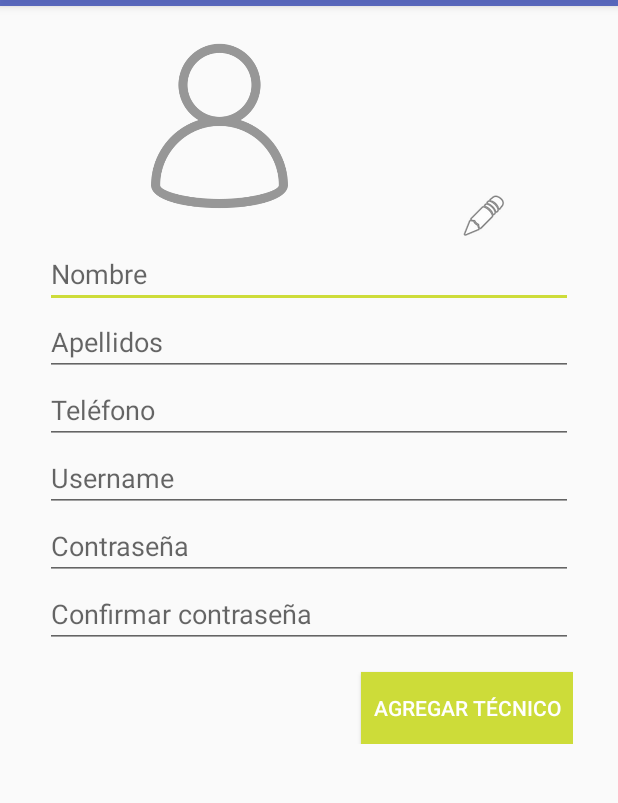
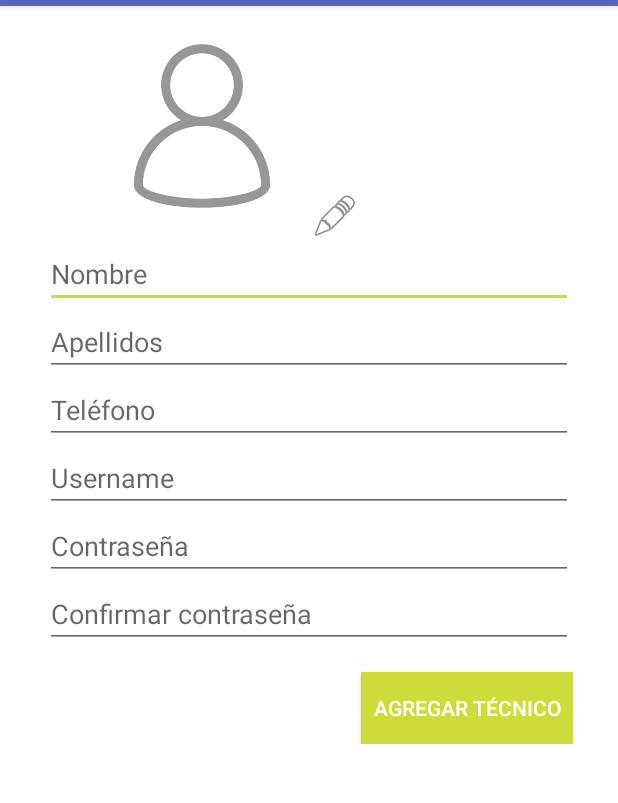
Before and after one commit to FerGlez230/Vanken, an Android app: the fragment AgregarTecnicoFragment shown on its own in the app's theme, on a phone screen of 412 x 824 dp, the part 78-881 px from its top. Run offline under Robolectric (Android 15) with nearby library versions, the phone set to English and light mode, and no system bars.

Commit message:
26/11/2020 modificaciones a agregar tecnico, iniciar sesion, registro

```diff
--- a/app/src/main/res/layout/fragment_agregar_tecnico.xml
+++ b/app/src/main/res/layout/fragment_agregar_tecnico.xml
@@ -3,6 +3,7 @@
     xmlns:tools="http://schemas.android.com/tools"
     android:layout_width="match_parent"
     android:layout_height="match_parent"
+    android:background="@color/white"
     tools:context=".AgregarTecnicoFragment"
     >
     <ScrollView
@@ -24,7 +25,7 @@
                     android:id="@+id/imageView11"
                     android:layout_gravity="center_horizontal"
                     android:layout_width="145dp"
-                    android:layout_weight="1"
+                    android:layout_marginLeft="@dimen/margin_large"
                     android:layout_height="146dp"
                     android:src="@mipmap/user_icon" />
 
@@ -32,7 +33,7 @@
                     android:id="@+id/imgBtnImagenRegistro"
                     android:layout_width="wrap_content"
                     android:layout_gravity="bottom"
-                    android:layout_weight="1"
+
                     android:layout_height="wrap_content"
                     android:background="#00FFFFFF"
                     android:src="@android:drawable/ic_menu_edit" />
--- a/app/src/main/res/layout/fragment_configuraciones.xml
+++ b/app/src/main/res/layout/fragment_configuraciones.xml
@@ -1,6 +1,7 @@
 <?xml version="1.0" encoding="utf-8"?>
 <androidx.constraintlayout.widget.ConstraintLayout xmlns:android="http://schemas.android.com/apk/res/android"
     xmlns:app="http://schemas.android.com/apk/res-auto"
+    android:background="@color/white"
     android:layout_width="match_parent"
     android:layout_height="match_parent">
 
--- a/app/src/main/res/layout/fragment_estadisticas.xml
+++ b/app/src/main/res/layout/fragment_estadisticas.xml
@@ -2,6 +2,7 @@
 <androidx.constraintlayout.widget.ConstraintLayout xmlns:android="http://schemas.android.com/apk/res/android"
     xmlns:app="http://schemas.android.com/apk/res-auto"
     android:layout_width="match_parent"
+    android:background="@color/white"
     android:layout_height="match_parent">
 
     <TextView
--- a/app/src/main/res/layout/fragment_reportes.xml
+++ b/app/src/main/res/layout/fragment_reportes.xml
@@ -2,6 +2,7 @@
 <androidx.constraintlayout.widget.ConstraintLayout xmlns:android="http://schemas.android.com/apk/res/android"
     xmlns:app="http://schemas.android.com/apk/res-auto"
     android:layout_width="match_parent"
+    android:background="@color/white"
     android:layout_height="match_parent">
 
     <LinearLayout
--- a/app/src/main/res/layout/fragment_tecnicos.xml
+++ b/app/src/main/res/layout/fragment_tecnicos.xml
@@ -2,6 +2,7 @@
 <androidx.constraintlayout.widget.ConstraintLayout xmlns:android="http://schemas.android.com/apk/res/android"
     xmlns:app="http://schemas.android.com/apk/res-auto"
     android:layout_width="match_parent"
+    android:background="@color/white"
     android:layout_height="match_parent">
 
     <LinearLayout
--- a/app/src/main/res/values/dimens.xml
+++ b/app/src/main/res/values/dimens.xml
@@ -2,6 +2,7 @@
     <!-- Default screen margins, per the Android Design guidelines. -->
     <dimen name="margin">16dp</dimen>
     <dimen name="margin_small">8dp</dimen>
+    <dimen name="margin_large">32dp</dimen>
     <dimen name="activity_vertical_margin">16dp</dimen>
     <dimen name="nav_header_vertical_spacing">8dp</dimen>
     <dimen name="nav_header_height">176dp</dimen>
```
Also changed, not shown: app/src/main/java/com/example/vanken/LoginActivity.java (+19 -1 lines), app/src/main/java/com/example/vanken/MainAdmin.java (+11 -6 lines), app/src/main/java/com/example/vanken/RegistroActivity.java (+27 -1 lines).
